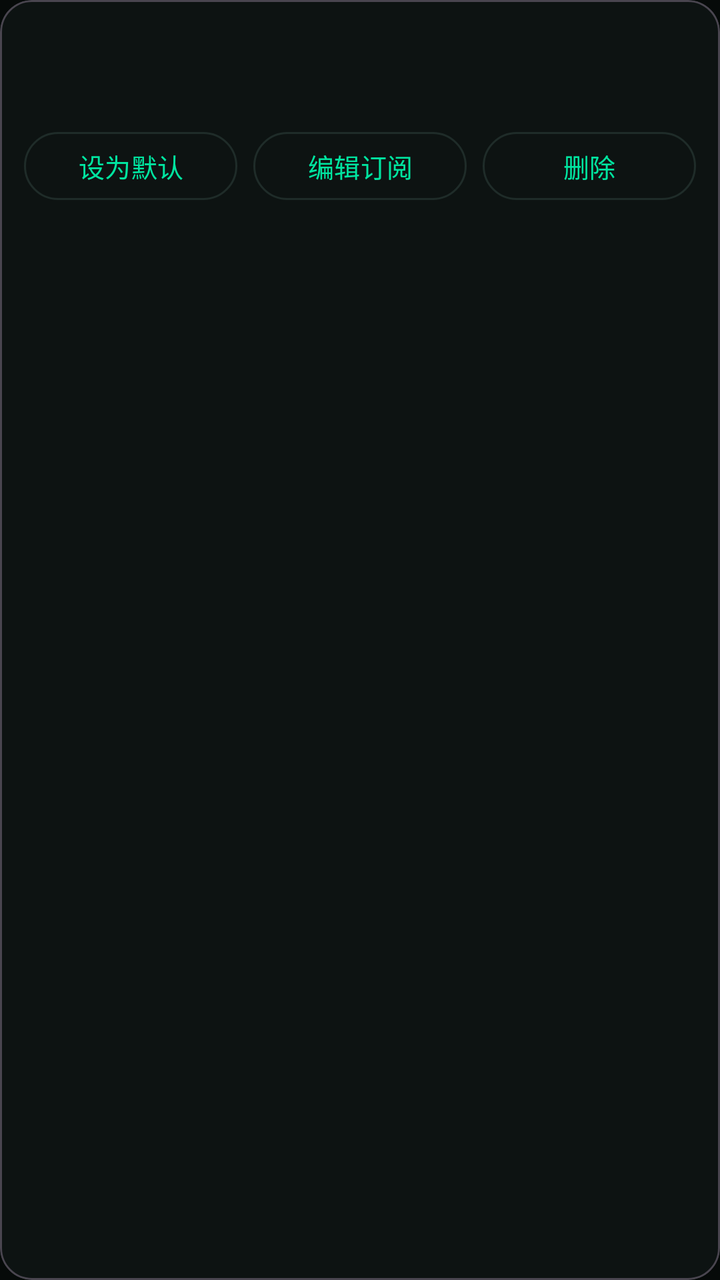
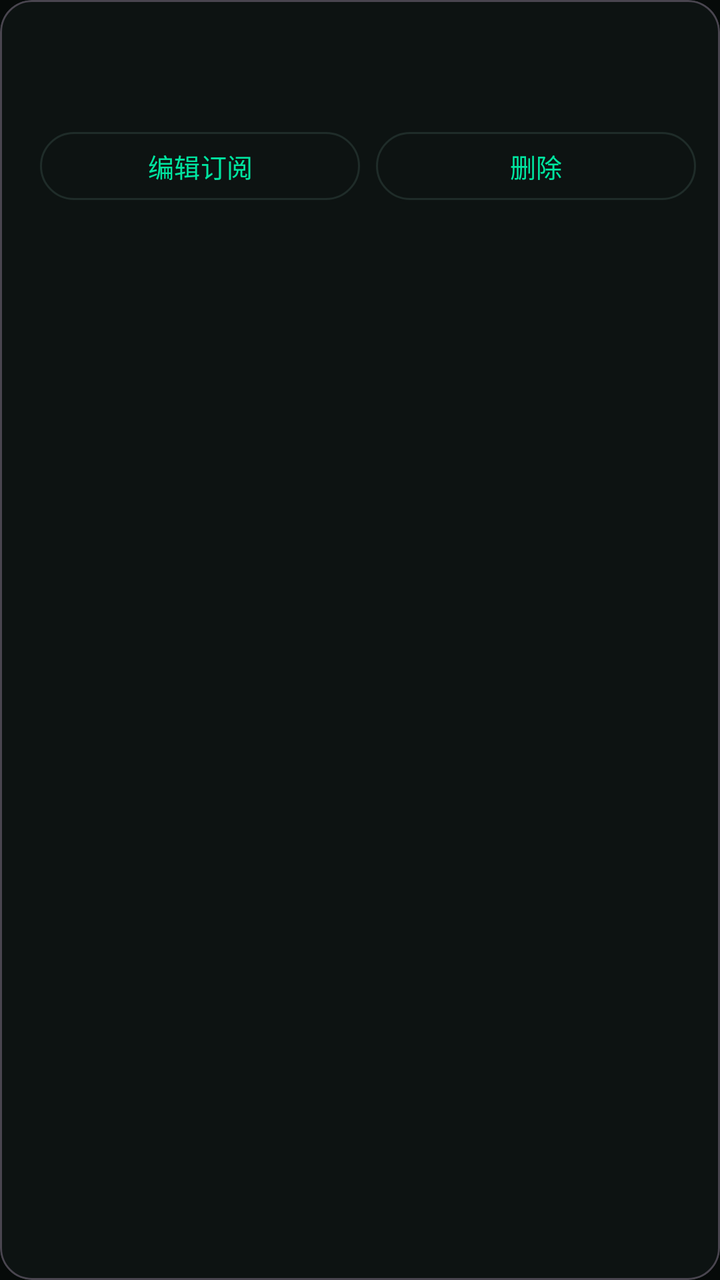

An Android layout rendered at two revisions. The XML below is the earlier revision; the diff shows what the commit changed to produce the second picture.
<!-- AndroidManifest.xml: application theme Theme.TunVPN -->
<!-- res/layout/subscriptionitem.xml -->
<?xml version="1.0" encoding="utf-8"?>
<com.google.android.material.card.MaterialCardView
	xmlns:android="http://schemas.android.com/apk/res/android"
	xmlns:app="http://schemas.android.com/apk/res-auto"
	style="@style/Widget.Material3.CardView.Outlined"
	android:layout_width="match_parent"
	android:layout_height="wrap_content"
	app:cardCornerRadius="16dp">
	<LinearLayout
		android:orientation="vertical"
		android:layout_width="match_parent"
		android:layout_height="wrap_content"
		android:padding="12dp">
		<LinearLayout
			android:orientation="horizontal"
			android:layout_width="match_parent"
			android:layout_height="wrap_content"
			android:gravity="center_vertical">
			<TextView
				android:id="@+id/item_name"
				android:layout_width="0dp"
				android:layout_height="wrap_content"
				android:layout_weight="1"
				android:ellipsize="end"
				android:maxLines="1"
				android:textAppearance="?attr/textAppearanceTitleMedium"
				android:textStyle="bold"/>
			<TextView
				android:id="@+id/item_badge"
				android:layout_width="wrap_content"
				android:layout_height="wrap_content"
				android:layout_marginStart="8dp"
				android:text="@string/subs_default_badge"
				android:textAppearance="?attr/textAppearanceLabelMedium"
				android:textStyle="bold"
				android:visibility="gone"/>
		</LinearLayout>
		<TextView
			android:id="@+id/item_detail"
			android:layout_width="match_parent"
			android:layout_height="wrap_content"
			android:layout_marginTop="4dp"
			android:ellipsize="end"
			android:maxLines="2"
			android:textAppearance="?attr/textAppearanceBodySmall"
			android:textColor="?attr/colorOnSurfaceVariant"/>
		<LinearLayout
			android:orientation="horizontal"
			android:layout_width="match_parent"
			android:layout_height="wrap_content"
			android:layout_marginTop="8dp">
			<com.google.android.material.button.MaterialButton
				android:id="@+id/item_default"
				style="?attr/materialButtonOutlinedStyle"
				android:layout_width="0dp"
				android:layout_weight="1"
				android:layout_height="wrap_content"
				android:minHeight="42dp"
				android:text="@string/subs_set_default"
				android:textSize="13sp"/>
			<com.google.android.material.button.MaterialButton
				android:id="@+id/item_edit"
				style="?attr/materialButtonOutlinedStyle"
				android:layout_width="0dp"
				android:layout_weight="1"
				android:layout_height="wrap_content"
				android:layout_marginStart="8dp"
				android:minHeight="42dp"
				android:text="@string/subs_edit"
				android:textSize="13sp"/>
			<com.google.android.material.button.MaterialButton
				android:id="@+id/item_delete"
				style="?attr/materialButtonOutlinedStyle"
				android:layout_width="0dp"
				android:layout_weight="1"
				android:layout_height="wrap_content"
				android:layout_marginStart="8dp"
				android:minHeight="42dp"
				android:text="@string/server_delete"
				android:textSize="13sp"/>
		</LinearLayout>
	</LinearLayout>
</com.google.android.material.card.MaterialCardView>
<!-- resources referenced by this layout -->
<resources>
  <string name="server_delete">删除</string>
  <string name="subs_default_badge">默认</string>
  <string name="subs_edit">编辑订阅</string>
  <string name="subs_set_default">设为默认</string>
  <style name="Theme.TunVPN" parent="Theme.Material3.Dark.NoActionBar">
  		<item name="colorPrimary">#00E5A0</item>
  		<item name="colorOnPrimary">#060A09</item>
  		<item name="colorPrimaryContainer">#10261F</item>
  		<item name="colorOnPrimaryContainer">#6CFFD0</item>
  		<item name="colorSecondary">#00E5A0</item>
  		<item name="colorOnSecondary">#060A09</item>
  		<item name="colorSecondaryContainer">#0B2E26</item>
  		<item name="colorOnSecondaryContainer">#6CFFD0</item>
  		<item name="colorError">#FF5C7A</item>
  		<item name="colorOnError">#060A09</item>
  		<item name="colorErrorContainer">#3A1220</item>
  		<item name="colorOnErrorContainer">#FFC2CE</item>
  		<item name="android:colorBackground">#060A09</item>
  		<item name="colorSurface">#0D1312</item>
  		<item name="colorOnSurface">#E4FFF5</item>
  		<item name="colorSurfaceVariant">#131B1A</item>
  		<item name="colorOnSurfaceVariant">#7F9A93</item>
  		<item name="colorSurfaceContainer">#18221F</item>
  		<item name="colorOutline">#1F2C29</item>
  		<item name="android:statusBarColor">@android:color/transparent</item>
  		<item name="android:navigationBarColor">@android:color/transparent</item>
  		<item name="android:windowLightStatusBar">false</item>
  		<item name="android:windowBackground">#060A09</item>
  	</style>
</resources>

<!-- the commit's change to res/layout/subscriptionitem.xml (unified diff, before → after) -->
@@ -25,15 +25,6 @@
 				android:maxLines="1"
 				android:textAppearance="?attr/textAppearanceTitleMedium"
 				android:textStyle="bold"/>
-			<TextView
-				android:id="@+id/item_badge"
-				android:layout_width="wrap_content"
-				android:layout_height="wrap_content"
-				android:layout_marginStart="8dp"
-				android:text="@string/subs_default_badge"
-				android:textAppearance="?attr/textAppearanceLabelMedium"
-				android:textStyle="bold"
-				android:visibility="gone"/>
 		</LinearLayout>
 		<TextView
 			android:id="@+id/item_detail"
@@ -49,15 +40,6 @@
 			android:layout_width="match_parent"
 			android:layout_height="wrap_content"
 			android:layout_marginTop="8dp">
-			<com.google.android.material.button.MaterialButton
-				android:id="@+id/item_default"
-				style="?attr/materialButtonOutlinedStyle"
-				android:layout_width="0dp"
-				android:layout_weight="1"
-				android:layout_height="wrap_content"
-				android:minHeight="42dp"
-				android:text="@string/subs_set_default"
-				android:textSize="13sp"/>
 			<com.google.android.material.button.MaterialButton
 				android:id="@+id/item_edit"
 				style="?attr/materialButtonOutlinedStyle"
<!-- resource entries referenced after the edit -->
@@ -1,9 +1,7 @@
 <!-- resources referenced by this layout -->
 <resources>
   <string name="server_delete">删除</string>
-  <string name="subs_default_badge">默认</string>
   <string name="subs_edit">编辑订阅</string>
-  <string name="subs_set_default">设为默认</string>
   <style name="Theme.TunVPN" parent="Theme.Material3.Dark.NoActionBar">
   		<item name="colorPrimary">#00E5A0</item>
   		<item name="colorOnPrimary">#060A09</item>
